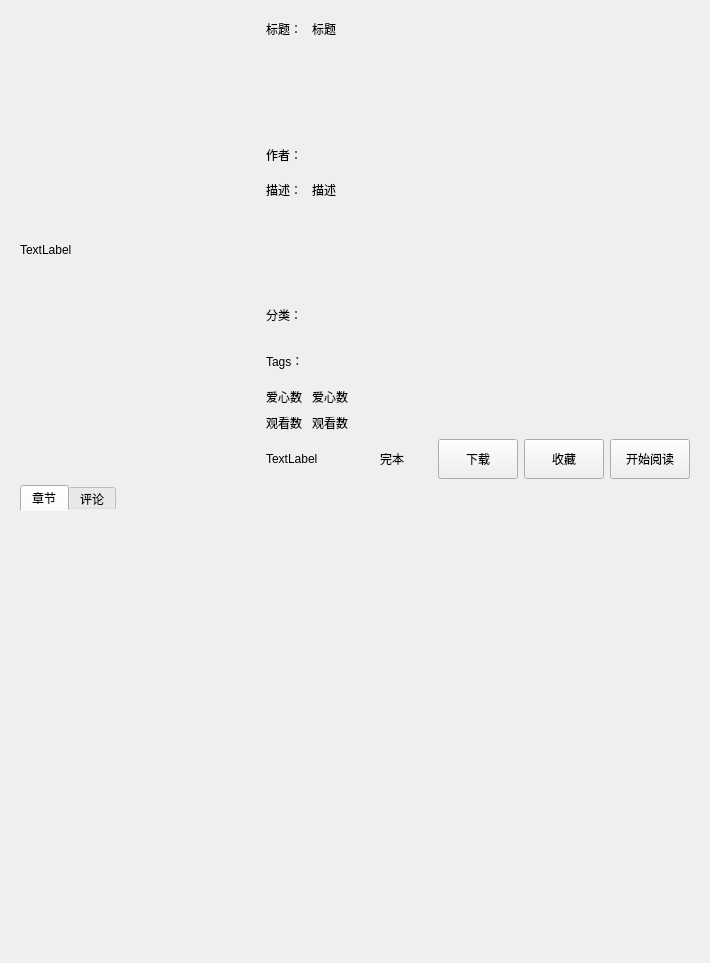
Above: ui/bookinfo.ui from tonquer/picacg-qt before the change. Below: the same form after it.
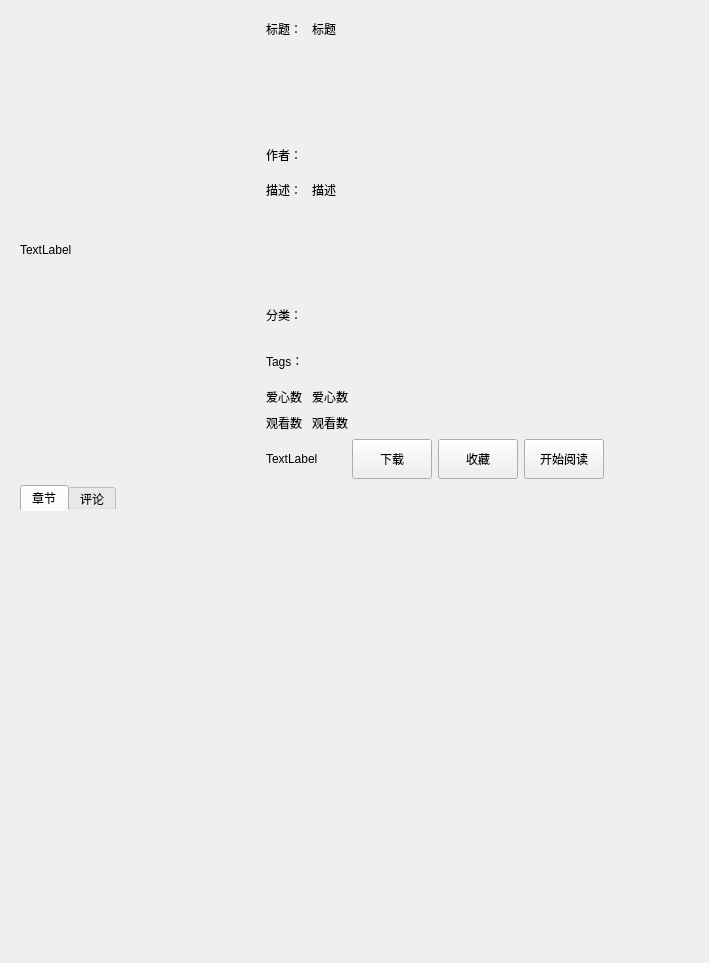
That is the form after the change. Custom widgets are drawn as their Qt base class.

```diff
--- a/ui/bookinfo.ui
+++ b/ui/bookinfo.ui
@@ -117,6 +117,9 @@
                        <property name="flow">
                         <enum>QListView::LeftToRight</enum>
                        </property>
+                       <property name="spacing">
+                        <number>10</number>
+                       </property>
                       </widget>
                      </item>
                     </layout>
@@ -339,31 +342,6 @@
                      </property>
                     </widget>
                    </item>
-                   <item>
-                    <widget class="QLabel" name="isFinished">
-                     <property name="minimumSize">
-                      <size>
-                       <width>80</width>
-                       <height>40</height>
-                      </size>
-                     </property>
-                     <property name="maximumSize">
-                      <size>
-                       <width>80</width>
-                       <height>40</height>
-                      </size>
-                     </property>
-                     <property name="text">
-                      <string>完本</string>
-                     </property>
-                     <property name="textFormat">
-                      <enum>Qt::AutoText</enum>
-                     </property>
-                     <property name="alignment">
-                      <set>Qt::AlignCenter</set>
-                     </property>
-                    </widget>
-                   </item>
                    <item>
                     <widget class="QPushButton" name="download">
                      <property name="minimumSize">
```
Left out of the diff: 2 changed lines with no effect on the pictures.
